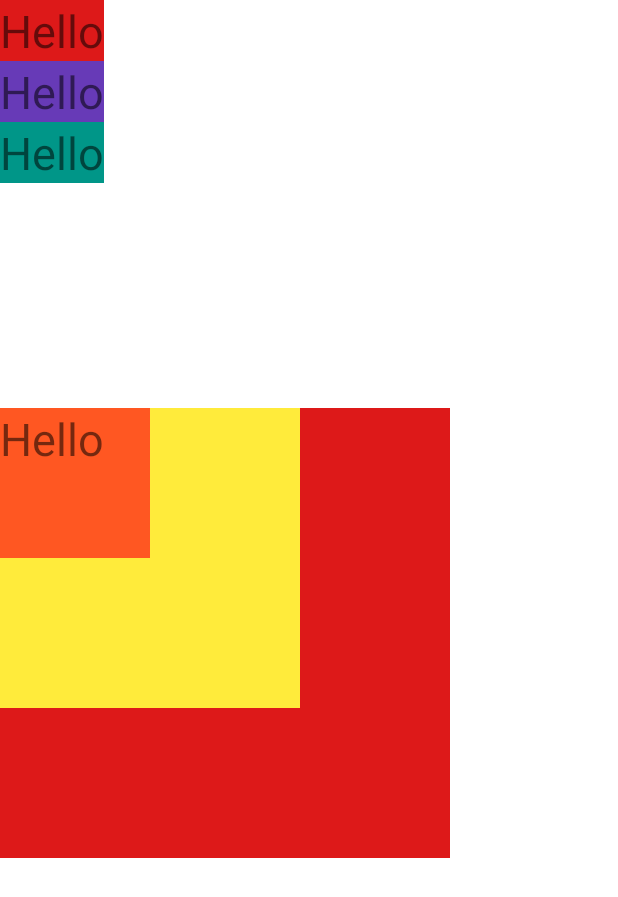
After one commit to CHRIS-AN/AndroidBeginner, an Android app: the layout frame_layout09.xml on its own in the app's theme, with its tools: preview values and no code run, on a phone screen of 412 x 824 dp. The commit adds this screen. Shown: the top 897 px of the screen. Run offline under Robolectric (Android 15) with nearby library versions, the phone set to English and light mode, and no system bars.

Commit message:
android_final
Framelayout
drawable

```diff
--- a/app/src/main/java/re/sta/rt/MainActivity.kt
+++ b/app/src/main/java/re/sta/rt/MainActivity.kt
@@ -6,6 +6,6 @@ import android.os.Bundle
 class MainActivity : AppCompatActivity() {
     override fun onCreate(savedInstanceState: Bundle?) {
         super.onCreate(savedInstanceState)
-        setContentView(R.layout.activity_main)
+        setContentView(R.layout.scrollview13)
     }
 }
--- /dev/null
+++ b/app/src/main/res/layout/frame_layout09.xml
@@ -0,0 +1,74 @@
+<?xml version="1.0" encoding="utf-8"?>
+<LinearLayout
+    xmlns:android="http://schemas.android.com/apk/res/android"
+    android:layout_width="match_parent"
+    android:layout_height="match_parent"
+    android:orientation="vertical">
+
+<!--
+    FrameLayout 이란?
+
+    FrameLayout 자식으로 있는 레이아웃을 겹치게할 수 있다.
+-->
+    <LinearLayout
+        android:layout_width="wrap_content"
+        android:layout_height="wrap_content"
+        android:orientation="vertical">
+
+        <TextView
+            android:layout_width="wrap_content"
+            android:layout_height="wrap_content"
+            android:background="#DD1919"
+            android:text="Hello"
+            android:textSize="30dp"/>
+
+        <TextView
+            android:layout_width="wrap_content"
+            android:layout_height="wrap_content"
+            android:background="#673AB7"
+            android:text="Hello"
+            android:textSize="30dp"/>
+
+        <TextView
+            android:layout_width="wrap_content"
+            android:layout_height="wrap_content"
+            android:background="#009688"
+            android:text="Hello"
+            android:textSize="30dp"/>
+
+    </LinearLayout>
+
+<!-- 먼저 작성한 뷰가 아래로 가게된다. -->
+    <FrameLayout
+        android:layout_width="wrap_content"
+        android:layout_height="wrap_content"
+        android:layout_marginTop="150dp">
+
+
+        <TextView
+            android:layout_width="300dp"
+            android:layout_height="300dp"
+            android:background="#DD1919"
+            android:text="Hello"
+            android:textSize="30dp"/>
+
+        <TextView
+            android:layout_width="200dp"
+            android:layout_height="200dp"
+            android:background="#FFEB3B"
+            android:text="Hello"
+            android:textSize="30dp"/>
+
+        <TextView
+            android:layout_width="100dp"
+            android:layout_height="100dp"
+            android:background="#FF5722"
+            android:text="Hello"
+            android:textSize="30dp"/>
+
+
+    </FrameLayout>
+
+
+
+</LinearLayout>
```
Also changed, not shown: app/src/main/res/layout/frame_layout_practice11.xml (added, +33 -0 lines), app/src/main/res/layout/frame_layout_practice12.xml (added, +22 -0 lines), app/src/main/res/layout/imageview14.xml (added, +23 -0 lines), app/src/main/res/layout/padding_margin08.xml (added, +43 -0 lines), app/src/main/res/layout/relative_layout10.xml (added, +24 -0 lines), app/src/main/res/layout/scrollview13.xml (added, +45 -0 lines), app/src/main/res/drawable-hdpi/water.png (added), app/src/main/res/drawable-mdpi/water.png (added), app/src/main/res/drawable-xhdpi/water.png (added), app/src/main/res/drawable-xxhdpi/water.png (added), 1 other file.
